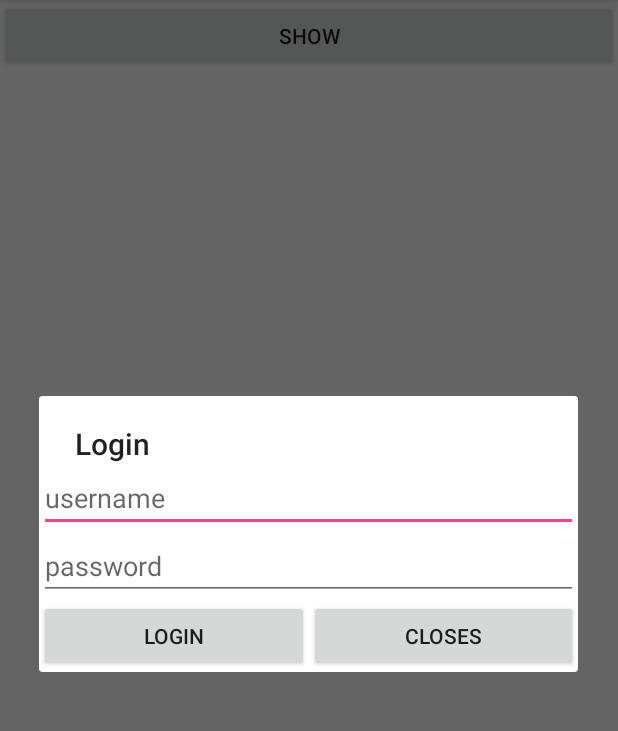
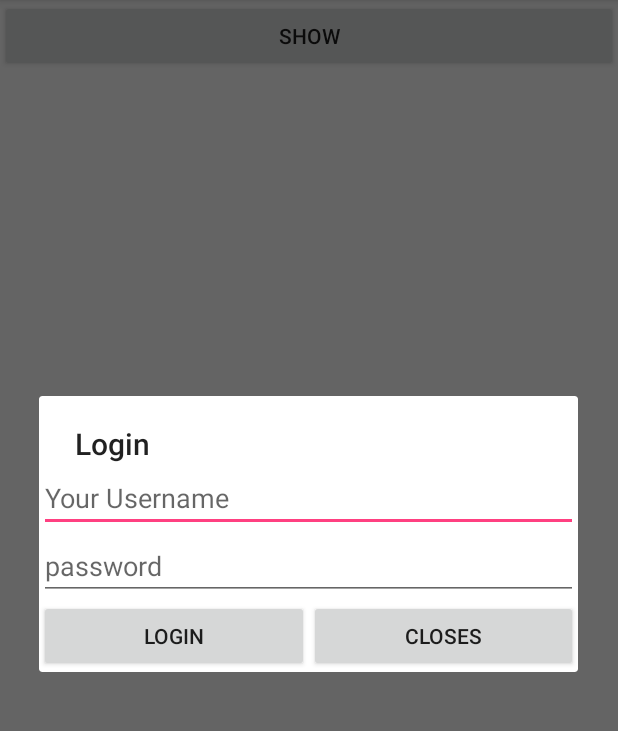
Before and after one commit to umangzala/CustomDialog, an Android app: the screen it shows after launch (MainActivity), after a tap on "SHOW", on a phone screen of 412 x 824 dp, the part 84-815 px from its top. Run offline under Robolectric (Android 15) with nearby library versions, the phone set to English and light mode, and no system bars.

Commit message:
updated xml file

```diff
--- a/app/src/main/res/layout/custom.xml
+++ b/app/src/main/res/layout/custom.xml
@@ -5,7 +5,7 @@
 
     <EditText
         android:id="@+id/txtusername"
-        android:hint="username"
+        android:hint="Your Username"
         android:layout_width="match_parent"
         android:layout_height="wrap_content" />
     <EditText
```
